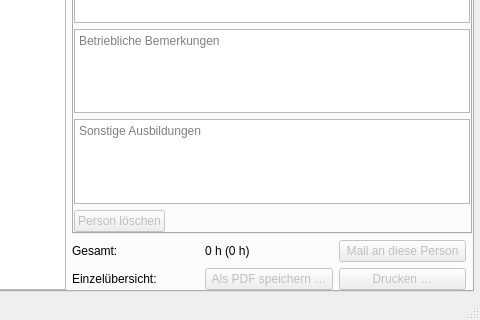
First picture: the form in Programm/Einsatzplaner/personalwindow.ui, repository philjosch/Einsatzplaner, before the edit; both pictures show x 175 to 655 and y 308 to 628 of the 655 by 628 pixel window.
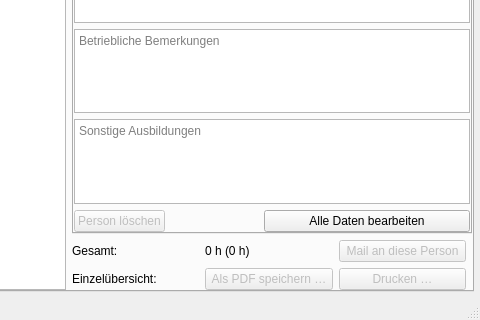
Second picture: the form after the edit. The open tabs and pages were chosen to show the change.

Diff of the .ui file:
```diff
--- a/Programm/Einsatzplaner/personalwindow.ui
+++ b/Programm/Einsatzplaner/personalwindow.ui
@@ -721,6 +721,13 @@
               </property>
              </widget>
             </item>
+            <item row="7" column="2" colspan="2">
+             <widget class="QPushButton" name="pushPersonKomplett">
+              <property name="text">
+               <string>Alle Daten bearbeiten</string>
+              </property>
+             </widget>
+            </item>
            </layout>
           </widget>
           <widget class="QWidget" name="tabAktivitaeten">
```
